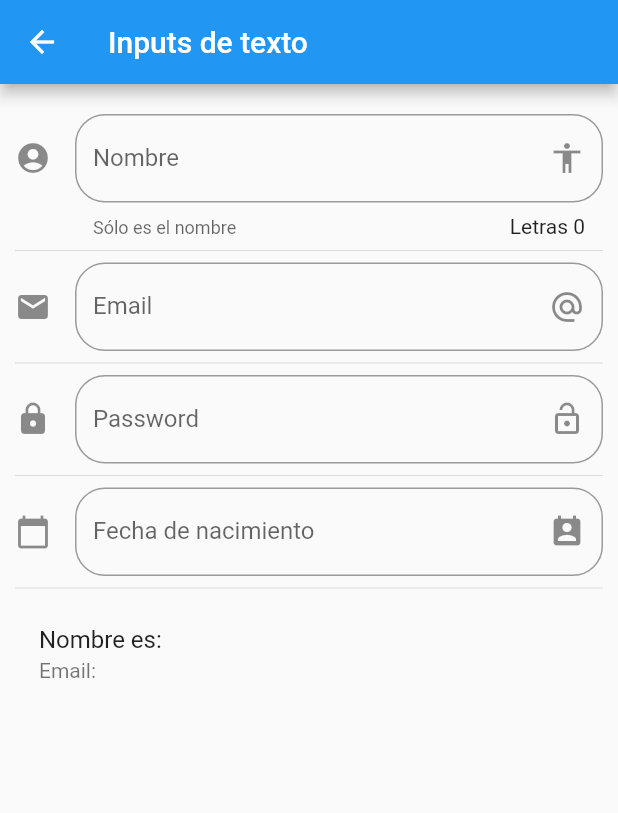
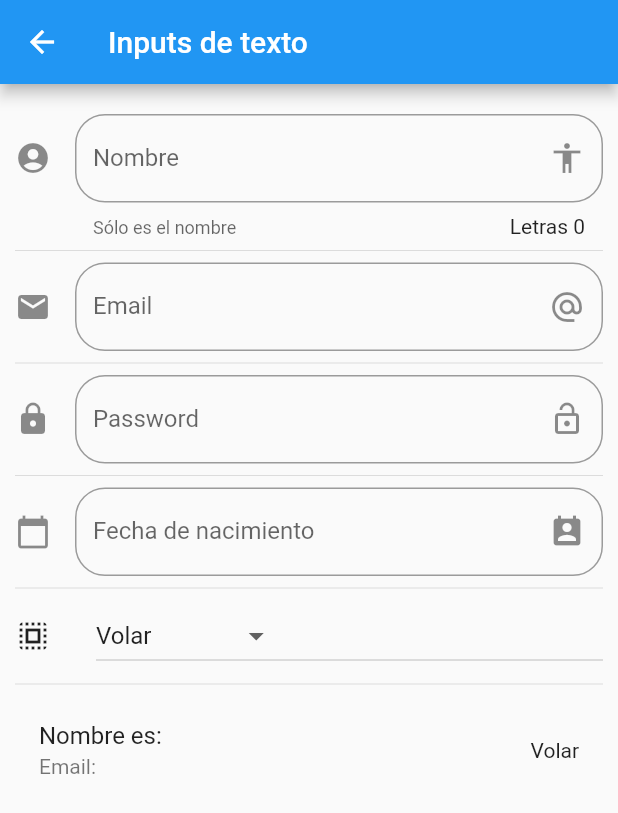
Before and after one commit to MarioAGtzC/Flutter, a Flutter app: the InputPage screen opened by its route, on a phone screen of 412 x 824 dp. Shown: the top 813 px of the screen. Run offline on Flutter 3.47's test engine with Material 2 defaults, Android fonts, the phone set to English and light mode, and no system bars.

Commit message:
End of components app

```diff
--- a/componentes/lib/src/pages/input_page.dart
+++ b/componentes/lib/src/pages/input_page.dart
@@ -1,4 +1,5 @@
 import 'package:flutter/material.dart';
+import 'package:intl/intl.dart';
 
 class InputPage extends StatefulWidget {
   @override
@@ -10,6 +11,8 @@ class _InputPageState extends State<InputPage> {
   String _nombre = '';
   String _email = '';
   String _fecha = '';
+  String _opcionSeleccionada = 'Volar';
+  List<String> _poderes = ['Volar', 'Rayos X', 'Super Aliento', 'Super Fuerza'];
 
   TextEditingController _inputFieldDateController = new TextEditingController();
 
@@ -29,6 +32,8 @@ class _InputPageState extends State<InputPage> {
           _crearPassword(),
           Divider(),
           _crearFecha(context),
+          Divider(),
+          _crearDropdown(),
           Divider(),
           _crearPersona()
         ],
@@ -91,11 +96,6 @@ class _InputPageState extends State<InputPage> {
         suffixIcon: Icon(Icons.lock_open),
         icon: Icon(Icons.lock)
       ),
-      onChanged: (valor) {
-        setState(() {
-          _email = valor;
-        });
-      },
     );
   }
 
@@ -130,15 +130,58 @@ class _InputPageState extends State<InputPage> {
     if(picked != null ) {
       setState(() {
         _fecha = picked.toString();
+        _fecha = convertDateTimeDisplay(_fecha);
         _inputFieldDateController.text = _fecha;
       });
     }
+  }
+
+  String convertDateTimeDisplay(String date) {
+    DateFormat displayFormater = DateFormat('yyyy-MM-dd HH:mm:ss.SSS');
+    DateFormat serverFormater = DateFormat('dd-MM-yyyy');
+    DateTime displayDate = displayFormater.parse(date);
+    String formatted = serverFormater.format(displayDate);
+    return formatted;
+  }
+
+  List<DropdownMenuItem<String>> getOpcionesDropdown() {
+    List<DropdownMenuItem<String>> lista = new List();
+
+    _poderes.forEach((poder) {
+      lista.add(DropdownMenuItem(
+        child: Text(poder),
+        value: poder,
+      ));
+    });
+    return lista;
+  }
+
+  Widget _crearDropdown() {
+    return Row(
+      children: <Widget>[
+        Icon(Icons.select_all),
+        SizedBox(width: 30.0,),
+        Expanded(
+          child: DropdownButton(
+            value: _opcionSeleccionada,
+            items: getOpcionesDropdown(),
+            onChanged: (opt) {
+              setState(() {
+                _opcionSeleccionada = opt;
+              });
+            }
+          )
+        )
+
+      ],
+    );
   }
 
   Widget _crearPersona() {
     return ListTile(
       title: Text('Nombre es: $_nombre'),
       subtitle: Text('Email: $_email'),
+      trailing: Text(_opcionSeleccionada),
     );
   }
 }
--- a/componentes/lib/src/routes/routes.dart
+++ b/componentes/lib/src/routes/routes.dart
@@ -6,6 +6,8 @@ import 'package:componentes/src/pages/home_page.dart';
 import 'package:componentes/src/pages/card_page.dart';
 import 'package:componentes/src/pages/animated_container.dart';
 import 'package:componentes/src/pages/input_page.dart';
+import 'package:componentes/src/pages/slider_page.dart';
+import 'package:componentes/src/pages/listview_page.dart';
 
 
 Map<String, WidgetBuilder> getApplicationRoutes() {
@@ -17,6 +19,8 @@ Map<String, WidgetBuilder> getApplicationRoutes() {
     'card' : (BuildContext context) => CardPage(),
     'animatedContainer' : (BuildContext context) => AnimatedContainerPage(),
     'inputs' : (BuildContext context) => InputPage(),
+    'slider' : (BuildContext context) => SliderPage(),
+    'list' : (BuildContext context) => ListaPage(),
   };
 
 }
--- a/componentes/lib/src/utils/icono_string_util.dart
+++ b/componentes/lib/src/utils/icono_string_util.dart
@@ -7,6 +7,8 @@ final _icons = <String, IconData>{
   "folder_open" : Icons.folder_open,
   "donut_large" : Icons.donut_large,
   "input" : Icons.input,
+  "tune" : Icons.tune,
+  "list" : Icons.list,
 };
 
 
```
Also changed, not shown: componentes/data/menu_opts.json (+10 -0 lines), componentes/lib/src/pages/listview_page.dart (added, +124 -0 lines), componentes/lib/src/pages/slider_page.dart (added, +94 -0 lines).
